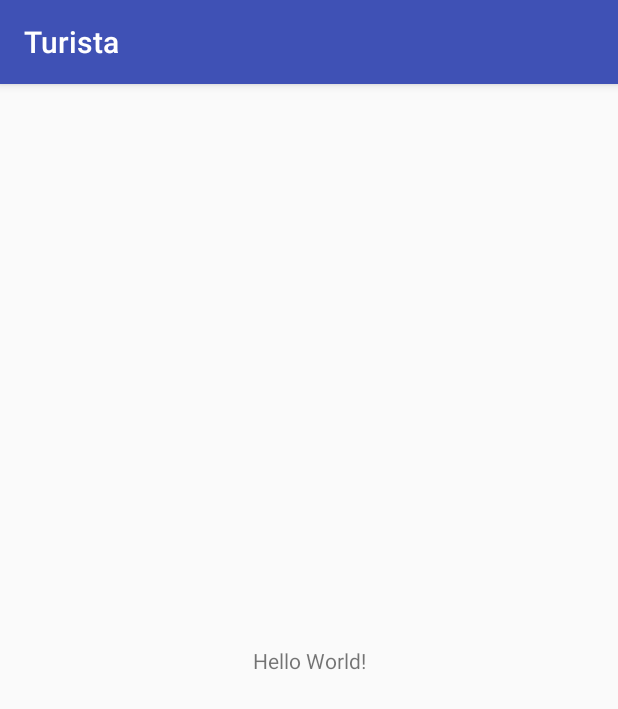
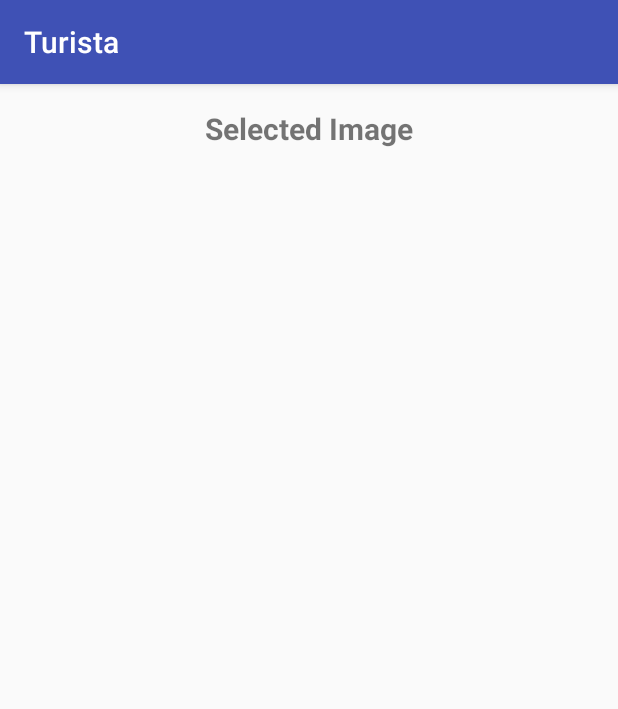
Before and after one commit to bruno78/turista, an Android app: the screen it shows after launch (MainActivity), on a phone screen of 412 x 824 dp. Shown: the top 709 px of the screen. Run offline under Robolectric (Android 15) with nearby library versions, the phone set to English and light mode, and no system bars.

Commit message:
Add permission to Android manifest, start layout design

```diff
--- a/app/src/main/AndroidManifest.xml
+++ b/app/src/main/AndroidManifest.xml
@@ -1,6 +1,9 @@
 <?xml version="1.0" encoding="utf-8"?>
 <manifest xmlns:android="http://schemas.android.com/apk/res/android"
     package="com.brunogtavares.turista">
+
+    <uses-permission android:name="android.permission.INTERNET"/>
+    <uses-permission android:name="android.permission.GET_ACCOUNTS" />
 
     <application
         android:allowBackup="true"
--- a/app/src/main/res/layout/activity_main.xml
+++ b/app/src/main/res/layout/activity_main.xml
@@ -1,18 +1,20 @@
 <?xml version="1.0" encoding="utf-8"?>
-<android.support.constraint.ConstraintLayout xmlns:android="http://schemas.android.com/apk/res/android"
+<RelativeLayout xmlns:android="http://schemas.android.com/apk/res/android"
     xmlns:app="http://schemas.android.com/apk/res-auto"
     xmlns:tools="http://schemas.android.com/tools"
     android:layout_width="match_parent"
     android:layout_height="match_parent"
+    android:padding="16dp"
     tools:context="com.brunogtavares.turista.MainActivity">
 
     <TextView
-        android:layout_width="wrap_content"
+        android:id="@+id/tv_selected_image_text"
+        android:layout_width="match_parent"
         android:layout_height="wrap_content"
-        android:text="Hello World!"
-        app:layout_constraintBottom_toBottomOf="parent"
-        app:layout_constraintLeft_toLeftOf="parent"
-        app:layout_constraintRight_toRightOf="parent"
-        app:layout_constraintTop_toTopOf="parent" />
+        android:layout_alignParentTop="true"
+        android:textStyle="bold"
+        android:textSize="20sp"
+        android:gravity="center"
+        android:text="Selected Image"/>
 
-</android.support.constraint.ConstraintLayout>
+</RelativeLayout>
```
Also changed, not shown: app/build.gradle (+11 -0 lines).
